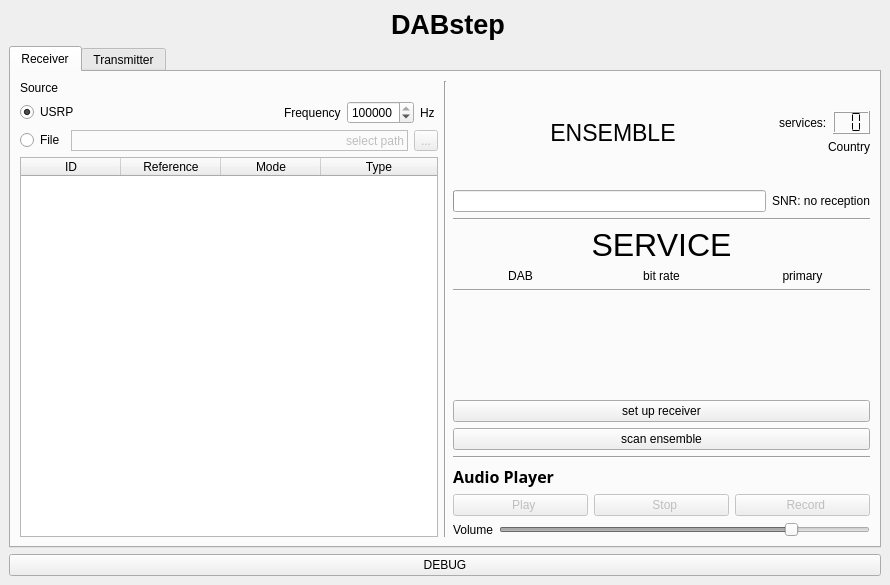
rubund/gr-dab, file python/GUI/user_frontend.ui: the form before one commit.
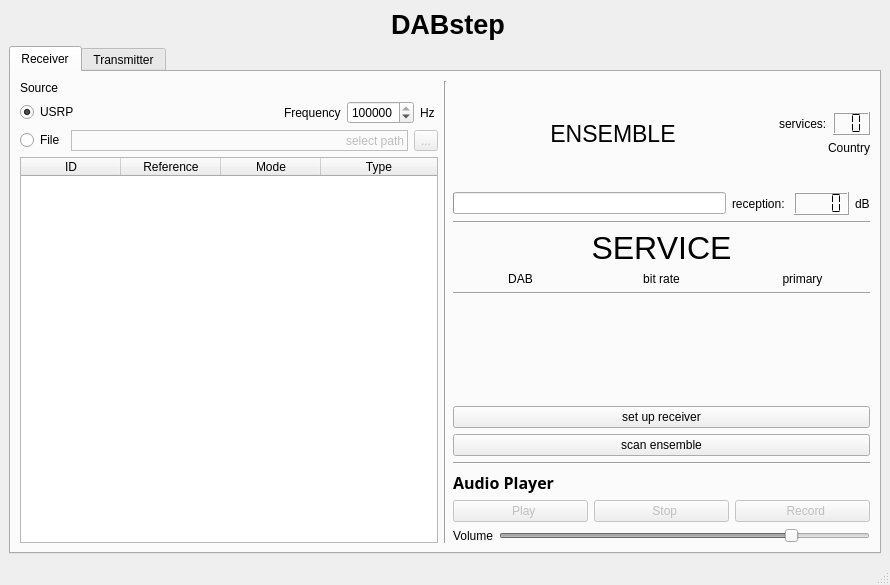
The form after the commit. Icons and pictures are not drawn.

Commit message: GUI: remove receiver thread and instanciate receiver directly from main

The edit to the form file:
```diff
--- a/python/GUI/user_frontend.ui
+++ b/python/GUI/user_frontend.ui
@@ -379,7 +379,27 @@
               <item>
                <widget class="QLabel" name="label_snr">
                 <property name="text">
-                 <string>SNR: no reception</string>
+                 <string>reception: </string>
+                </property>
+               </widget>
+              </item>
+              <item>
+               <widget class="QLCDNumber" name="lcd_snr">
+                <property name="smallDecimalPoint">
+                 <bool>false</bool>
+                </property>
+                <property name="numDigits">
+                 <number>4</number>
+                </property>
+                <property name="segmentStyle">
+                 <enum>QLCDNumber::Flat</enum>
+                </property>
+               </widget>
+              </item>
+              <item>
+               <widget class="QLabel" name="label_7">
+                <property name="text">
+                 <string>dB</string>
                 </property>
                </widget>
               </item>
@@ -1717,15 +1737,13 @@
       </widget>
      </widget>
     </item>
-    <item>
-     <widget class="QPushButton" name="btn_debug">
-      <property name="text">
-       <string>DEBUG</string>
-      </property>
-     </widget>
-    </item>
    </layout>
   </widget>
+  <widget class="QStatusBar" name="statusBar">
+   <property name="autoFillBackground">
+    <bool>false</bool>
+   </property>
+  </widget>
  </widget>
  <resources/>
  <connections/>
```
The commit also changes 3 other files.
